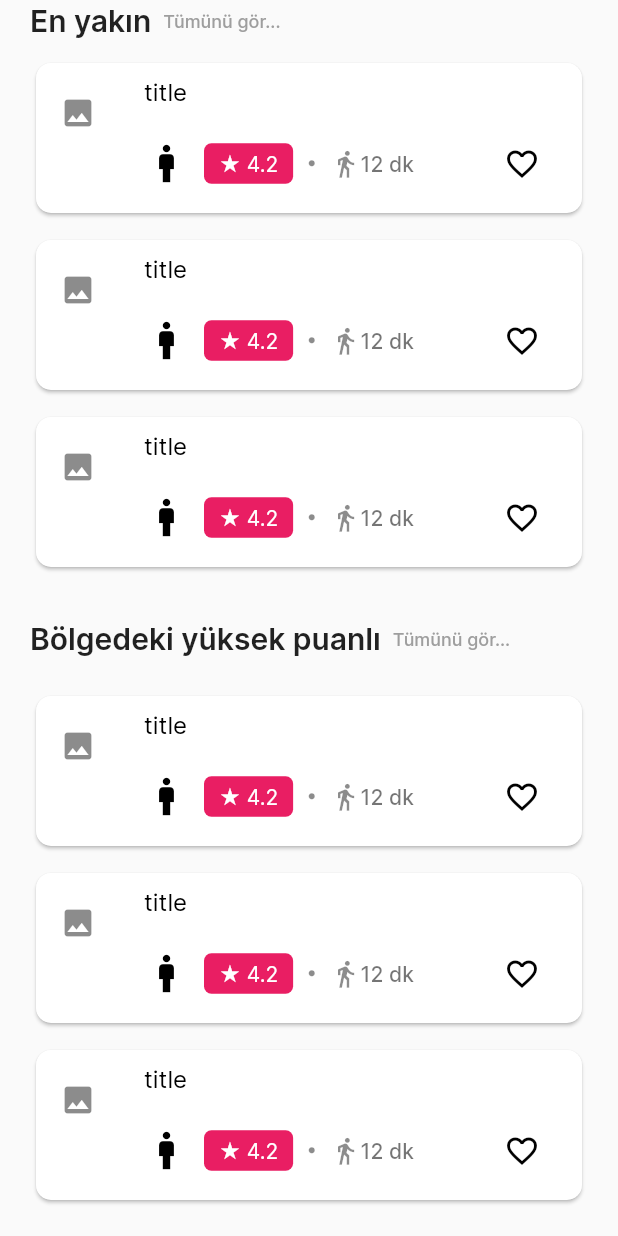
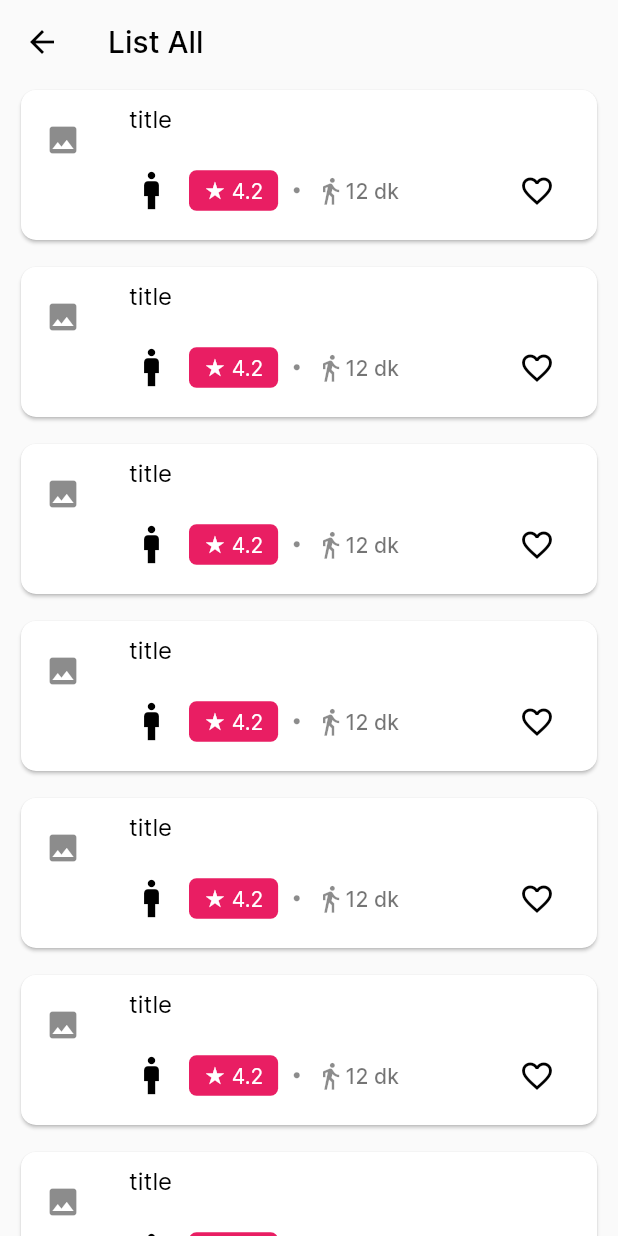
Before and after one commit to Tuvalepp/tuvalepp, a Flutter app: the ListViewPage screen opened by its route, scrolled down 116 dp, after a tap on "Tümünü gör...", on a phone screen of 412 x 824 dp. Run offline on Flutter 3.47's test engine with Material 2 defaults, Android fonts, the phone set to English and light mode, and no system bars; our stand-ins replace google_maps_flutter; network calls fail.

Commit message:
"see all" pages added as "listallview.dart", reviews in detail view is added

```diff
--- /dev/null
+++ b/tuvalepp/lib/pages/listallview.dart
@@ -0,0 +1,41 @@
+import 'package:flutter/material.dart';
+import 'package:tuvalepp/components/tile_card.dart';
+
+class ListAllPage extends StatefulWidget {
+  const ListAllPage({super.key, required this.title});
+
+  final title;
+
+  @override
+  State<ListAllPage> createState() => _ListAllPageState();
+}
+
+class _ListAllPageState extends State<ListAllPage> {
+  final double columnGap = 10;
+
+  @override
+  Widget build(BuildContext context) {
+    return Scaffold(
+      appBar: AppBar(
+        elevation: 0,
+        backgroundColor: Colors.transparent,
+        title: Text(
+          widget.title.toString(),
+        ),
+      ),
+      body: ListView.separated(
+        shrinkWrap: true,
+        itemCount: 20,
+        itemBuilder: (context, index) {
+          return Container(
+            padding: EdgeInsets.symmetric(horizontal: 10),
+            child: TileCard(),
+          );
+        },
+        separatorBuilder: (context, index) => SizedBox(
+          height: 10,
+        ),
+      ),
+    );
+  }
+}
--- a/tuvalepp/lib/pages/listview.dart
+++ b/tuvalepp/lib/pages/listview.dart
@@ -35,7 +35,9 @@ class ListViewPage extends StatelessWidget {
                 ],
               ),
             ),
-            const SizedBox(height: 10),
+            SizedBox(
+              height: 10,
+            ),
             Row(
               crossAxisAlignment: CrossAxisAlignment.center,
               children: [
@@ -47,7 +49,9 @@ class ListViewPage extends StatelessWidget {
                       fontWeight: FontWeight.w600),
                 ),
                 TextButton(
-                    onPressed: () {},
+                    onPressed: () {
+                      Navigator.pushNamed(context, "/listall");
+                    },
                     child: const Text(
                       "Tümünü gör...",
                       style: TextStyle(fontSize: 12, color: Colors.grey),
@@ -59,7 +63,9 @@ class ListViewPage extends StatelessWidget {
             TileCard(),
             SizedBox(height: columnGap),
             TileCard(),
-            SizedBox(height: 20),
+            SizedBox(
+              height: 20,
+            ),
             Row(
               crossAxisAlignment: CrossAxisAlignment.center,
               children: [
@@ -71,7 +77,9 @@ class ListViewPage extends StatelessWidget {
                       fontWeight: FontWeight.w600),
                 ),
                 TextButton(
-                    onPressed: () {},
+                    onPressed: () {
+                      Navigator.pushNamed(context, "/listall");
+                    },
                     child: const Text(
                       "Tümünü gör...",
                       style: TextStyle(fontSize: 12, color: Colors.grey),
```
Also changed, not shown: tuvalepp/lib/components/bottom_filter.dart (+1 -20 lines), tuvalepp/lib/components/review.dart (added, +93 -0 lines), tuvalepp/lib/main.dart (+10 -1 lines), tuvalepp/lib/pages/detailview.dart (+25 -1 lines).
